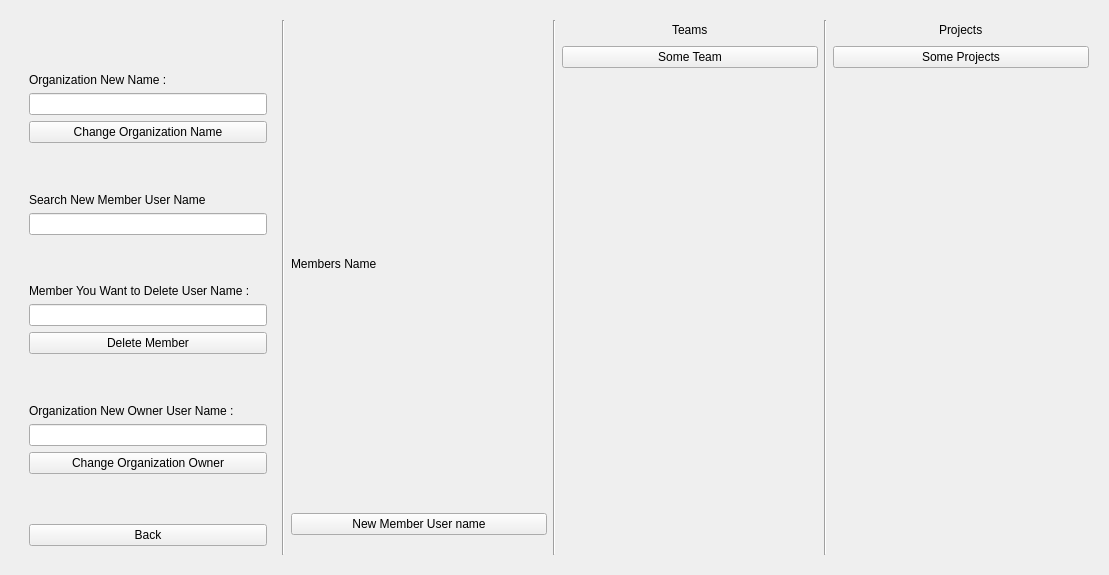
Before: the Qt Designer form Client/dashboard.ui in amirsoleimani7/AP_Project, drawn with Qt 5.
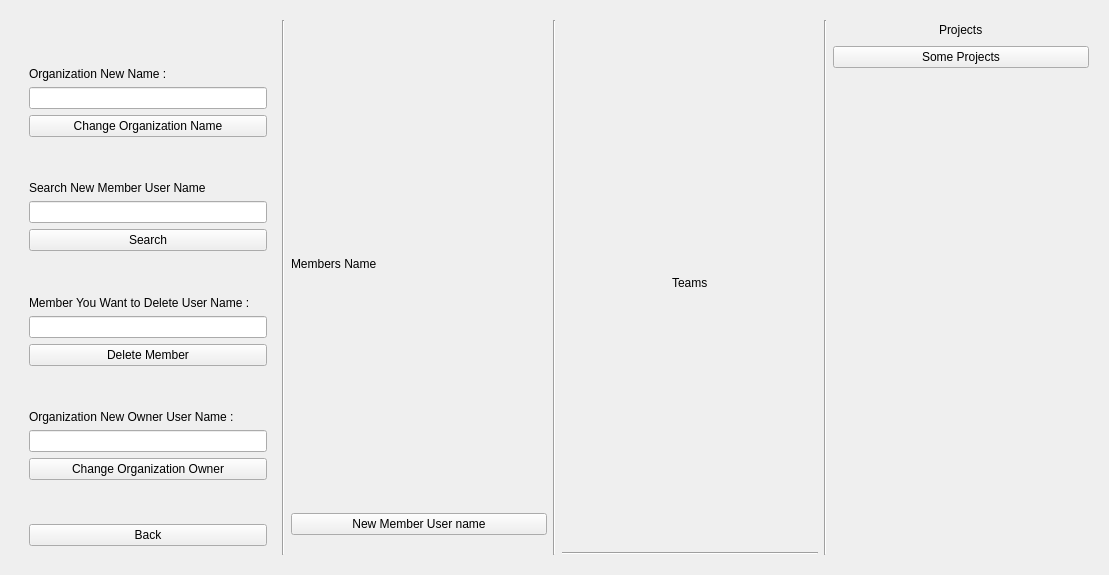
After: the same form once the commit is applied. The open tabs and pages were chosen to show the change.

Commit message: teams of organization added

Patch:
```diff
--- a/Client/dashboard.ui
+++ b/Client/dashboard.ui
@@ -627,6 +627,13 @@
            <item>
             <widget class="QLineEdit" name="OrgSearchNewMemberLineEdit"/>
            </item>
+           <item>
+            <widget class="QPushButton" name="pushButton_2">
+             <property name="text">
+              <string>Search</string>
+             </property>
+            </widget>
+           </item>
            <item>
             <spacer name="verticalSpacer_30">
              <property name="orientation">
@@ -899,24 +906,14 @@
           </layout>
          </item>
          <item>
-          <widget class="QPushButton" name="SomeTeamButton_12">
-           <property name="text">
-            <string>Some Team</string>
-           </property>
-          </widget>
+          <layout class="QVBoxLayout" name="OrgTeamsListLayout_layout"/>
          </item>
          <item>
-          <spacer name="verticalSpacer_52">
+          <widget class="Line" name="line_15">
            <property name="orientation">
-            <enum>Qt::Vertical</enum>
+            <enum>Qt::Horizontal</enum>
            </property>
-           <property name="sizeHint" stdset="0">
-            <size>
-             <width>20</width>
-             <height>40</height>
-            </size>
-           </property>
-          </spacer>
+          </widget>
          </item>
         </layout>
        </item>
```
Left out of the diff: 8 changed lines with no effect on the pictures. The commit also changes 6 other files.
